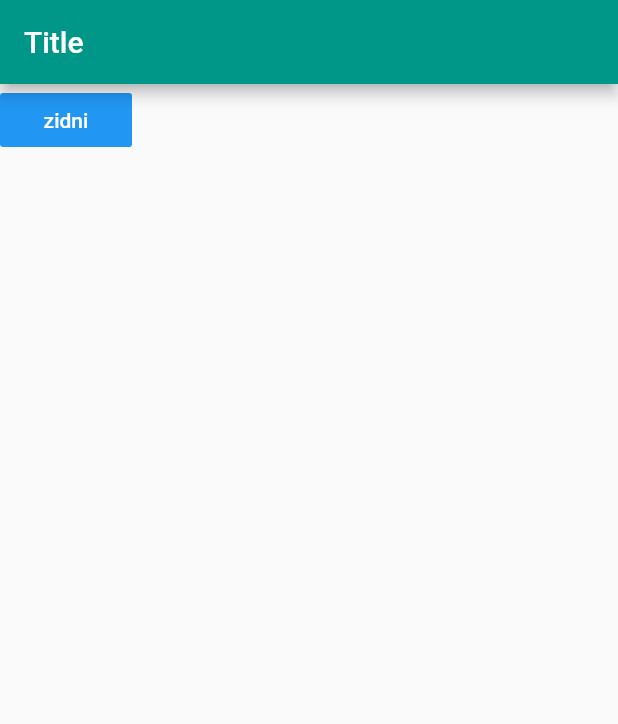
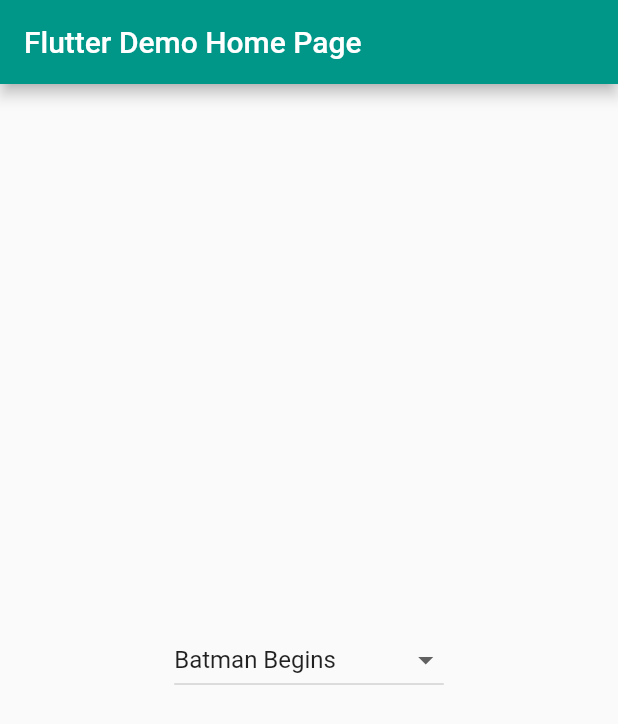
Before and after one commit to zidniryi/Flutter-App, a Flutter app: the screen it shows after launch, on a phone screen of 412 x 824 dp. Shown: the top 724 px of the screen. Run offline on Flutter 3.47's test engine with Material 2 defaults, Android fonts, the phone set to English and light mode, and no system bars.

Commit message:
finish the dropdown

```diff
--- a/lib/main.dart
+++ b/lib/main.dart
@@ -47,6 +47,7 @@ class _MyHomePageState extends State<MyHomePage> {
   int _counter = 0;
   int _selectedIndex = 1;
   String _name = "zidni";
+  String dropdownStr = 'Batman Begins';
   // set up the button
 
   void _incrementCounter() {
@@ -105,17 +106,28 @@ class _MyHomePageState extends State<MyHomePage> {
     // than having to individually change instances of widgets.
     return Scaffold(
       appBar: AppBar(
-        title: Text('Title'),
+        // Here we take the value from the MyHomePage object that was created by
+        // the App.build method, and use it to set our appbar title.
+        title: Text(widget.title),
       ),
-      body: Container(
-        child: FlatButton(
-          onPressed: itemClick,
-          child: Text(_name),
-          color: Colors.blue,
-          textColor: Colors.white,
-          highlightColor: Colors.green,
-        ),
-      ),
+      body: Center(
+          // Center is a layout widget. It takes a single child and positions it
+          // in the middle of the parent.
+          child: DropdownButton<String>(
+              value: dropdownStr,
+              onChanged: (String newValue) {
+                setState(() {
+                  dropdownStr = newValue;
+                });
+              },
+              items: <String>[
+                'Batman Begins',
+                'The Dark Knight',
+                'The Dark Knight Rises'
+              ].map<DropdownMenuItem<String>>((String value) {
+                return DropdownMenuItem<String>(
+                    value: value, child: Text(value));
+              }).toList())),
     );
   }
 }
```
